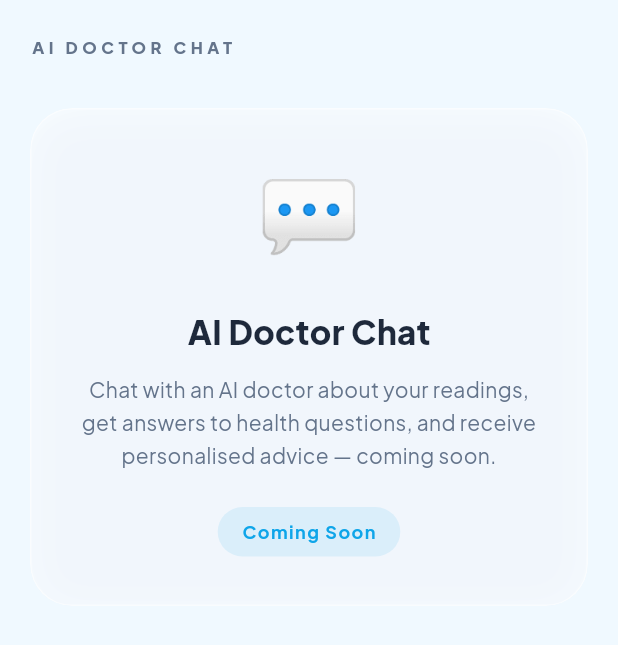
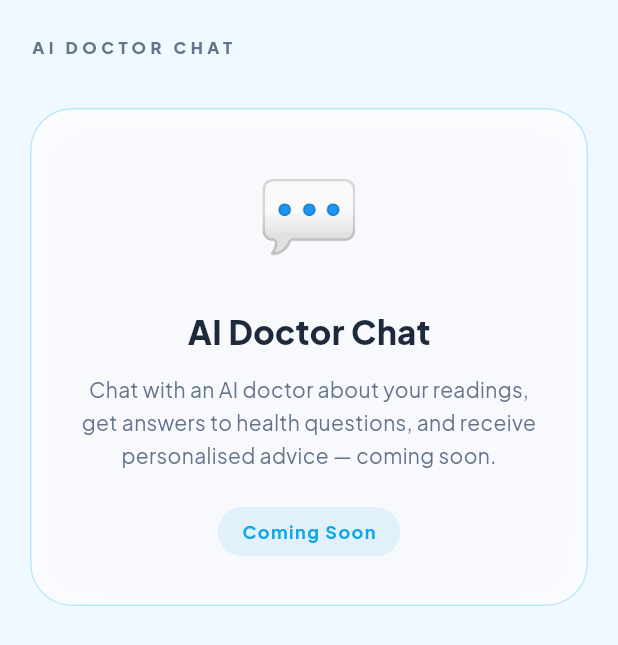
Before and after one commit to amitrepos/swasth, a Flutter app: the ChatScreen screen opened directly, on a phone screen of 412 x 824 dp. Shown: the top 645 px of the screen. Run offline on Flutter 3.47's test engine with Material 3 defaults, Android fonts, the phone set to English and light mode, and no system bars; our stand-ins replace camera, fl_chart, flutter_blue_plus, flutter_riverpod, flutter_secure_storage, google_fonts and 1 more; missing offline and left inert: google_mlkit_text_recognition; accounts and stored records are empty.

Commit message:
fix: visible card borders + compact metric tile layout
- AppColors: bgCard 45%→80% white, glassCardBorder white→sky-200 (#BAE6FD),
  glassShadow 5%→12% opacity — cards now visually separate on sky-50 background
- _MetricTile: compact row layout (label + value+button in one line) so
  "120/80 mmHg" fits without wrapping; removed dead vertical spacers

Co-Authored-By: Claude Sonnet 4.6 <noreply@anthropic.com>

```diff
--- a/lib/theme/app_theme.dart
+++ b/lib/theme/app_theme.dart
@@ -29,7 +29,7 @@ abstract final class AppColors {
 
   // ── Surfaces — light ─────────────────────────────────────────────────────
   static const Color bgPage     = Color(0xFFF0F9FF);  // sky-50 — scaffold background
-  static const Color bgCard     = Color(0x73FFFFFF);  // 45% white — glass card fill
+  static const Color bgCard     = Color(0xCCFFFFFF);  // 80% white — glass card fill
   static const Color bgGrouped  = Color(0xFFE0F2FE);  // sky-100 — grouped sections
 
   // ── Surfaces — dark ──────────────────────────────────────────────────────
@@ -38,8 +38,8 @@ abstract final class AppColors {
   static const Color bgGroupedDark = Color(0xFF0F2540);  // dark grouped
 
   // ── Glass card decorative ────────────────────────────────────────────────
-  static const Color glassCardBorder = Color(0x80FFFFFF);  // 50% white border
-  static const Color glassShadow     = Color(0x0D1F2687);  // soft blue shadow
+  static const Color glassCardBorder = Color(0xFFBAE6FD);  // sky-200 — visible border on sky-50 bg
+  static const Color glassShadow     = Color(0x1A1F2687);  // blue shadow — 12% opacity
 
   // ── Text — light ─────────────────────────────────────────────────────────
   static const Color textPrimary   = Color(0xFF1E293B);  // slate-800
```
Also changed, not shown: lib/screens/home_screen.dart (+25 -19 lines).
